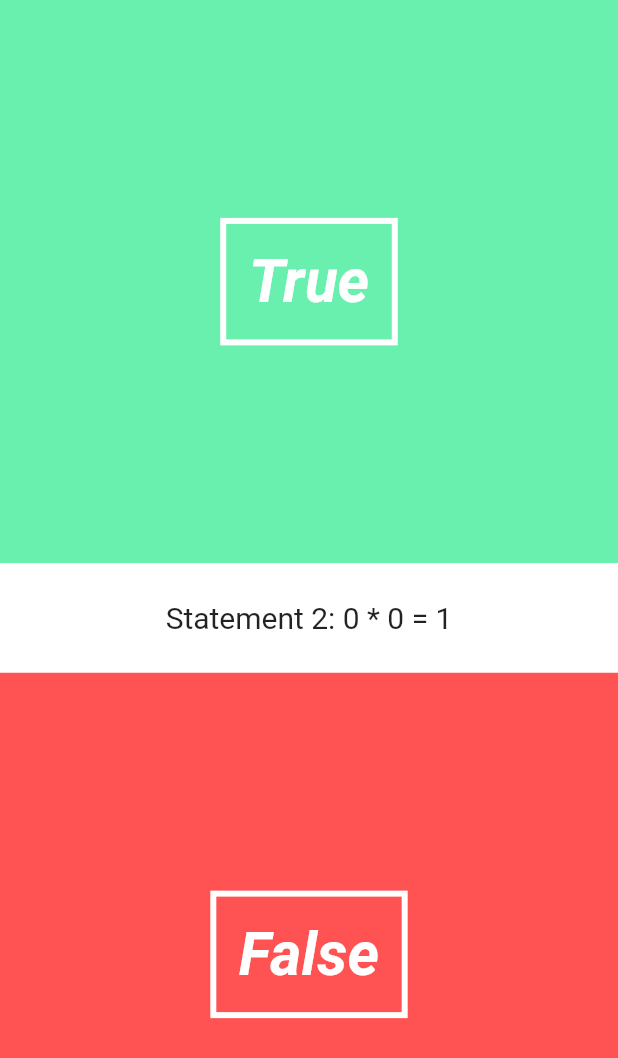
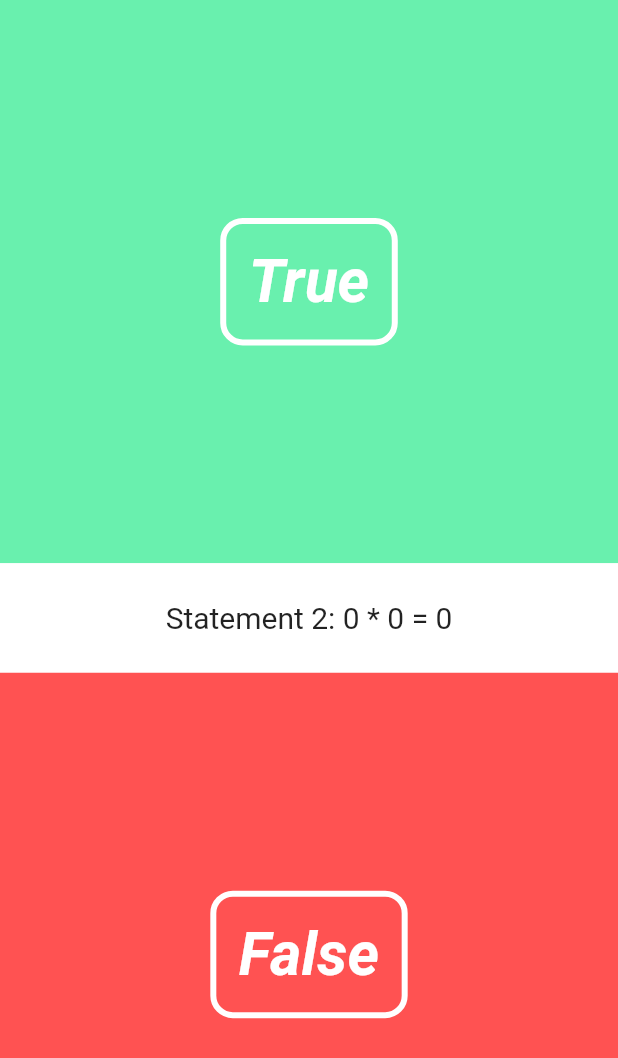
Before and after one commit to irelav/FlutterQuizzz, a Flutter app: the QuizPage widget shown alone on an empty page, opened directly, after a tap on "True", after a tap on "False", on a phone screen of 412 x 824 dp. Shown: the top 1058 px of the screen. Run offline on Flutter 3.47's test engine with Material 2 defaults, Android fonts, the phone set to English and light mode, and no system bars.

Commit message:
screenshots, random answer

```diff
--- a/lib/UI/answer_button.dart
+++ b/lib/UI/answer_button.dart
@@ -17,7 +17,8 @@ class AnswerButton extends StatelessWidget {
           child: new Center(
               child: new Container(
                 decoration: new BoxDecoration(
-                    border: new Border.all(color: Colors.white, width: 4.0, style: BorderStyle.solid)
+                    border: new Border.all(color: Colors.white, width: 4.0, style: BorderStyle.solid),
+                    borderRadius: new BorderRadius.circular(15.0)
                 ),
                 padding: new EdgeInsets.all(15.0),
                 child: new Text(_answer == true ? "True" : "False",
--- a/lib/pages/quiz_page.dart
+++ b/lib/pages/quiz_page.dart
@@ -36,8 +36,8 @@ class QuizPageState extends State<QuizPage> {
   Quiz quiz = new Quiz([
     new Question(createQuestion(false), false),
     new Question(createQuestion(false), false),
+    new Question(createQuestion(false), false),
     new Question(createQuestion(true), true),
-    new Question(createQuestion(false), false),
     new Question(createQuestion(true), true)
   ]);
 
```
Also changed, not shown: img/pic1.jpg (added), img/pic2.jpg (added), img/pic3.jpg (added), img/pic4.jpg (added), 5 other files.
